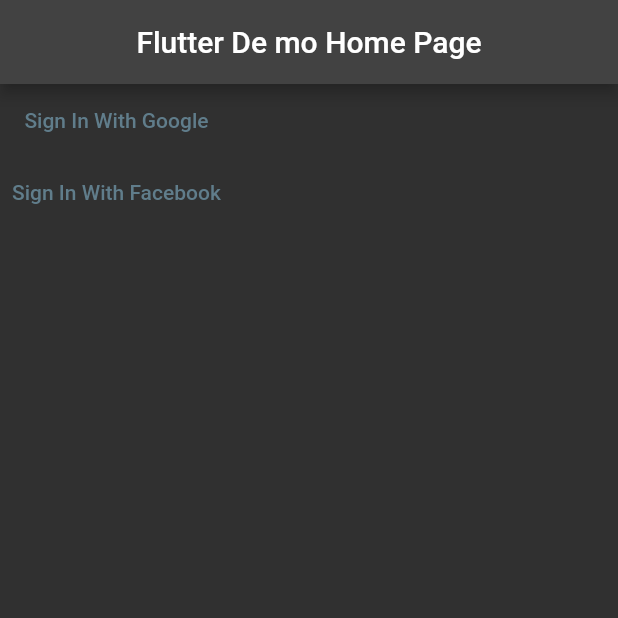
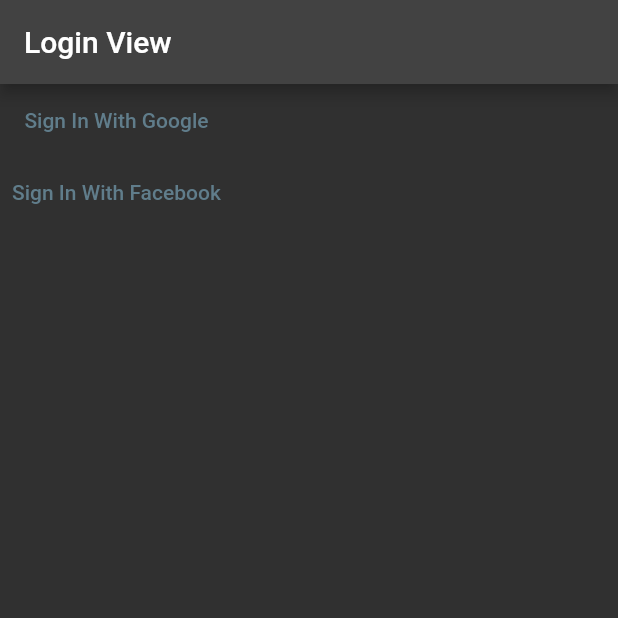
Before and after one commit to agiratech-madhan/instagram_clone, a Flutter app: the screen it shows after launch, on a phone screen of 412 x 824 dp, the top half of it. Run offline on Flutter 3.47's test engine with Material 2 defaults, Android fonts, the phone set to English and light mode, and no system bars; our stand-ins replace cloud_firestore, firebase_auth, firebase_core, google_sign_in, hooks_riverpod; missing offline and left inert: flutter_facebook_auth; accounts and stored records are empty.

Commit message:
login with stateprovider

```diff
--- a/instagram_clone/lib/main.dart
+++ b/instagram_clone/lib/main.dart
@@ -1,5 +1,8 @@
 import 'package:flutter/material.dart';
+import 'package:hooks_riverpod/hooks_riverpod.dart';
 import 'package:instagram_clone/state/auth/backend/authenticator.dart';
+import 'package:instagram_clone/state/auth/provider/auth_state_provider.dart';
+import 'package:instagram_clone/state/auth/provider/is_logged_in_provider.dart';
 import 'firebase_options.dart';
 import 'package:firebase_core/firebase_core.dart';
 import 'dart:developer' as devtools show log;
@@ -12,7 +15,7 @@ void main() async {
   WidgetsFlutterBinding.ensureInitialized();
 
   await Firebase.initializeApp(options: DefaultFirebaseOptions.currentPlatform);
-  runApp(const MyApp());
+  runApp(const ProviderScope(child: MyApp()));
 }
 
 class MyApp extends StatelessWidget {
@@ -32,44 +35,71 @@ class MyApp extends StatelessWidget {
           primarySwatch: Colors.blueGrey,
           indicatorColor: Colors.blueGrey),
       themeMode: ThemeMode.dark,
-      home: const MyHomePage(title: 'Flutter De mo Home Page'),
+      home: Consumer(builder: (context, ref, child) {
+        final isLoggedIn = ref.watch(isLoggedInProvider);
+        if (isLoggedIn) {
+          return const MainView();
+        } else {
+          return const LoginView();
+        }
+      }),
     );
   }
 }
 
-class MyHomePage extends StatefulWidget {
-  const MyHomePage({super.key, required this.title});
+class MainView extends StatelessWidget {
+  const MainView({
+    super.key,
+  });
 
-  final String title;
-
-  @override
-  State<MyHomePage> createState() => _MyHomePageState();
-}
-
-class _MyHomePageState extends State<MyHomePage> {
   @override
   Widget build(BuildContext context) {
     return Scaffold(
       appBar: AppBar(
-        title: Text(widget.title),
+        title: Text("Main View"),
         centerTitle: true,
+      ),
+      body: Consumer(builder: ((context, ref, child) {
+        return TextButton(
+          onPressed: () async {
+            ref.read(authStateProvier.notifier).logout();
+          },
+          child: Text(
+            "Logout",
+          ),
+        );
+      })),
+    );
+  }
+}
+
+class LoginView extends StatelessWidget {
+  const LoginView({
+    super.key,
+  });
+
+  @override
+  Widget build(BuildContext context) {
+    return Scaffold(
+      appBar: AppBar(
+        title: Text("Login View"),
       ),
       body: Column(
         children: [
           TextButton(
             onPressed: () async {
-              final result = Authenticator().loginWithGoogle();
+              final result = await Authenticator().loginWithGoogle();
               result.log();
             },
-            child: Text("Sign In With Google"),
+            child: const Text("Sign In With Google"),
           ),
           TextButton(
             onPressed: () async {
-              final result = Authenticator().loginWithFacebook();
+              final result = await Authenticator().loginWithFacebook();
               result.log();
-              print(result.then((value) => print("vlaue is $value")));
+              // print(result.then((value) => print("vlaue is $value")));
             },
-            child: Text("Sign In With Facebook"),
+            child: const Text("Sign In With Facebook"),
           ),
         ],
       ),
--- a/instagram_clone/lib/state/auth/backend/authenticator.dart
+++ b/instagram_clone/lib/state/auth/backend/authenticator.dart
@@ -9,11 +9,14 @@ import '../constants/constants.dart';
 import '../models/auth_result.dart';
 
 class Authenticator {
-  User? currentUser = FirebaseAuth.instance.currentUser;
-  UserId? get userId => currentUser?.uid;
+  const Authenticator();
+
+  // User? currentUser = FirebaseAuth.instance.currentUser;
+  UserId? get userId => FirebaseAuth.instance.currentUser?.uid;
   bool get isAlreadyLoggedIn => userId != null;
-  String get displayName => currentUser?.displayName ?? '';
-  String? get email => currentUser?.email ?? '';
+  String get displayName =>
+      FirebaseAuth.instance.currentUser?.displayName ?? '';
+  String? get email => FirebaseAuth.instance.currentUser?.email ?? '';
 
   Future<void> logOut() async {
     await FirebaseAuth.instance.signOut();
@@ -72,6 +75,7 @@ class Authenticator {
       accessToken: googleAuth.accessToken,
       idToken: googleAuth.idToken,
     );
+
     try {
       final UserCredential uc =
           await FirebaseAuth.instance.signInWithCredential(oauthCredential);
--- /dev/null
+++ b/instagram_clone/lib/state/auth/provider/auth_state_provider.dart
@@ -0,0 +1,6 @@
+import 'package:hooks_riverpod/hooks_riverpod.dart';
+import 'package:instagram_clone/state/auth/models/auth_state.dart';
+import 'package:instagram_clone/state/auth/notifers/auth_state_notifier.dart';
+
+final authStateProvier = StateNotifierProvider<AuthStateNotifier, AuthState>(
+    (ref) => AuthStateNotifier());
--- /dev/null
+++ b/instagram_clone/lib/state/auth/provider/is_logged_in_provider.dart
@@ -0,0 +1,8 @@
+import 'package:hooks_riverpod/hooks_riverpod.dart';
+import 'package:instagram_clone/state/auth/models/auth_result.dart';
+import 'package:instagram_clone/state/auth/provider/auth_state_provider.dart';
+
+final isLoggedInProvider = Provider<bool>((ref) {
+  final authState = ref.watch(authStateProvier);
+  return authState.result == AuthResult.success;
+});
--- /dev/null
+++ b/instagram_clone/lib/state/auth/provider/user_id_provier.dart
@@ -0,0 +1,6 @@
+import 'package:hooks_riverpod/hooks_riverpod.dart';
+import 'package:instagram_clone/state/auth/provider/auth_state_provider.dart';
+import 'package:instagram_clone/state/posts/typedefs/user_id.dart';
+
+final userIdProvider =
+    Provider<UserId?>((ref) => ref.watch(authStateProvier).userId);
```
Also changed, not shown: instagram_clone/lib/state/auth/notifers/auth_state_notifier.dart (+60 -0 lines), instagram_clone/lib/state/constants/firebase_collection_name.dart (added, +12 -0 lines), instagram_clone/lib/state/constants/firebase_field_name.dart (added, +13 -0 lines), instagram_clone/lib/state/user_info/models/backend/user/user_info_storage.dart (added, +53 -0 lines), instagram_clone/lib/state/user_info/models/user_info_payload.dart (added, +18 -0 lines), 2 other files.
